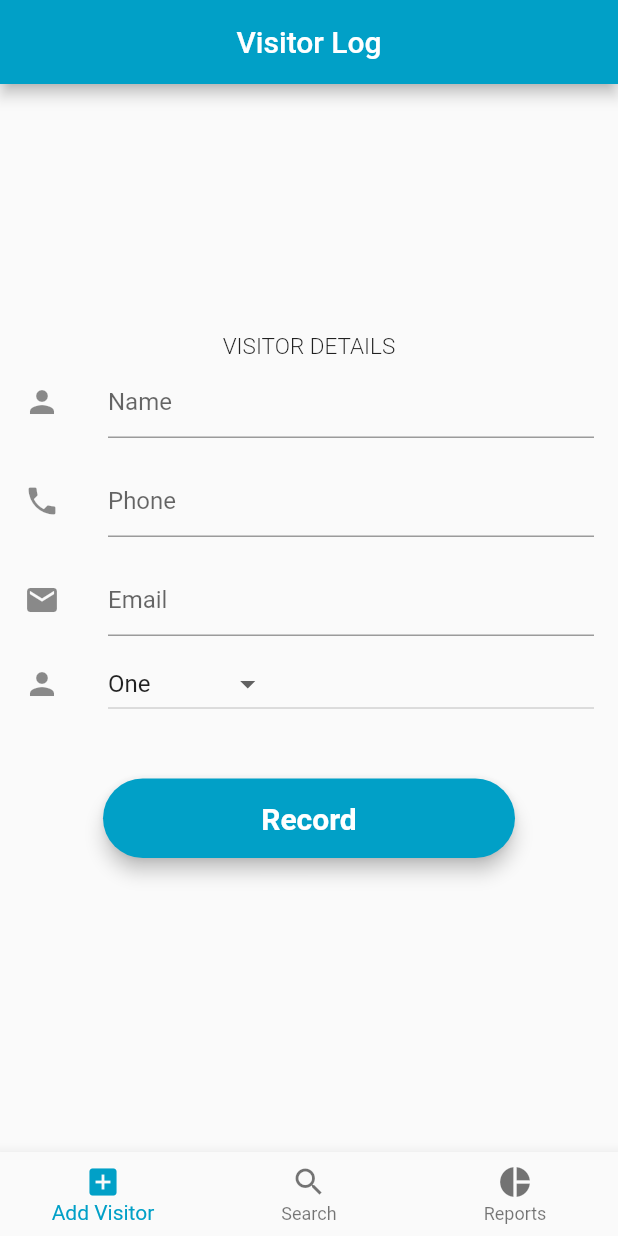
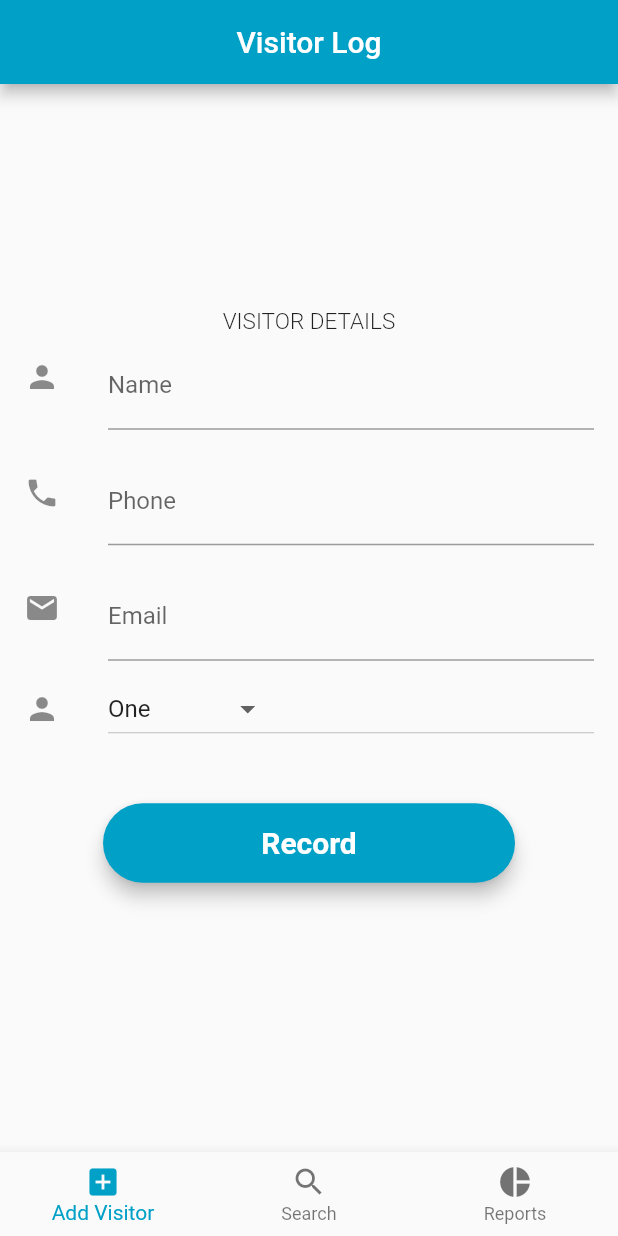
Before and after one commit to codemonsters00/vistor_log, a Flutter app: the screen it shows after launch, after a tap on "Login", on a phone screen of 412 x 824 dp. Run offline on Flutter 3.47's test engine with Material 2 defaults, Android fonts, the phone set to English and light mode, and no system bars; network calls fail; Roboto replaces fonts that are missing (Montserrat).

```diff
--- a/lib/main.dart
+++ b/lib/main.dart
@@ -1,4 +1,6 @@
 import 'package:flutter/material.dart';
+import 'package:provider/provider.dart';
+import 'package:vistor_log/services/pagebloc.dart';
 import 'pages/LoginPage.dart';
 
 void main() {
@@ -7,7 +9,8 @@ void main() {
 
 class MyApp extends StatelessWidget {
   Widget build(BuildContext context) {
-    return Container(
+    return ChangeNotifierProvider<PageState>(
+                builder: (BuildContext context) => PageState(),
         child: MaterialApp(
             theme: ThemeData(
               primarySwatch: Colors.blue,
--- /dev/null
+++ b/lib/models/vistor.dart
@@ -0,0 +1,26 @@
+class Visitor {
+   String name;
+   String phone;
+   String email;
+   String staffToSee;
+   bool seen;
+
+  Visitor({
+    this.name,
+    this.phone,
+    this.email,
+    this.staffToSee,
+    this.seen,
+  });
+
+  factory Visitor.fromJson(Map<String, dynamic> parsedJson) {
+    return Visitor(
+        name: parsedJson['name'],
+        phone: parsedJson['phone'],
+        email: parsedJson['email'],
+        staffToSee: parsedJson['staffToSee'],
+        seen: parsedJson['seen']
+        );
+
+  }
+}
--- a/lib/pages/AddVisitor.dart
+++ b/lib/pages/AddVisitor.dart
@@ -1,7 +1,5 @@
 import 'package:flutter/material.dart';
-
-import 'package:vistor_log/models/employees.dart';
-
+import 'package:vistor_log/models/vistor.dart';
 
 class AddVisitorPage extends StatefulWidget {
   @override
@@ -11,13 +9,64 @@ class AddVisitorPage extends StatefulWidget {
 }
 
 class AddVisitorPageState extends State<AddVisitorPage> {
-  Future<Employee> employee;
+  Visitor visitor;
+  GlobalKey<FormState> _key = GlobalKey();
   String dropdownValue = 'One';
   TextStyle style = TextStyle(fontFamily: 'Montserrat', fontSize: 20.0);
 
+  Widget _buildNumberTextField() {
+    return TextFormField(
+      keyboardType: TextInputType.number,
+      decoration: InputDecoration(labelText: 'Phone'),
+      validator: (String value) {
+        // if (value.trim().length <= 0) {
+        if (value.isEmpty ||
+            !RegExp(r'^(?:[1-9]\d*|0)?(?:\.\d+)?$').hasMatch(value)) {
+          return 'Price is required and should be a number.';
+        }
+      },
+      onSaved: (String value) {
 
+      },
+    );
+  }
 
+  Widget _buildNameTextField() {
+    return TextFormField(
+      decoration: InputDecoration(labelText: 'Name'),
+      validator: (String value) {
+        // if (value.trim().length <= 0) {
+        if (value.isEmpty || value.length < 5) {
+          return 'Name is required and should be 5+ characters long.';
+        }
+      },
+      onSaved: (String name) {
+        visitor.name= name;
+      },
+    );
+  }
 
+  Widget _buildEmailTextField() {
+    return TextFormField(
+      decoration: InputDecoration(labelText: 'Email'),
+      validator: (String value) {
+        // if (value.trim().length <= 0) {
+        if (value.isEmpty || !value.contains("@") || value.contains(".")) {
+          return 'Enter Valid Email.';
+        }
+      },
+      onSaved: (String value) {},
+    );
+  }
+
+  // void _submitForm() {
+  //   if (!_key.currentState.validate()) {
+  //     return;
+  //   }
+  //   _key.currentState.save();
+
+  //   Navigator.pushReplacementNamed(context, '/products');
+  // }
 
   Widget build(BuildContext context) {
     final loginButon = Material(
@@ -34,8 +83,10 @@ class AddVisitorPageState extends State<AddVisitorPage> {
                 color: Colors.white, fontWeight: FontWeight.bold)),
       ),
     );
-    return new Center(
+    return Center(
         child: SingleChildScrollView(
+      child: Form(
+        key: _key,
         child: Column(
           children: [
             SizedBox(
@@ -48,33 +99,22 @@ class AddVisitorPageState extends State<AddVisitorPage> {
             ),
             ListTile(
               leading: Icon(Icons.person),
-            title: TextField(
-              decoration: InputDecoration(hintText: "Name"),
-            ),
+              title: _buildNameTextField(),
             ),
             SizedBox(
               height: 10.0,
             ),
             ListTile(
-            leading: const Icon(Icons.phone),
-            title: new TextField(
-              decoration: new InputDecoration(
-                hintText: "Phone",
-              ),
-            ),
+              leading: Icon(Icons.phone),
+              title: _buildNumberTextField(),
             ),
             SizedBox(
               height: 10.0,
             ),
-          new ListTile(
+            ListTile(
                 leading: const Icon(Icons.email),
-            title: new TextField(
-              decoration: new InputDecoration(
-                hintText: "Email",
-              ),
-            ),
-          ),
-          new ListTile(
+                title: _buildEmailTextField()),
+            ListTile(
               leading: const Icon(Icons.person),
               title: DropdownButton<String>(
                   value: dropdownValue,
@@ -97,11 +137,11 @@ class AddVisitorPageState extends State<AddVisitorPage> {
             ),
             loginButon,
             SizedBox(
-
               height: 35.0,
             ),
           ],
         ),
+      ),
     ));
   }
 }
--- a/lib/pages/HomePage.dart
+++ b/lib/pages/HomePage.dart
@@ -1,11 +1,11 @@
 import 'package:flutter/material.dart';
 import 'package:provider/provider.dart';
-import 'package:vistor_log/models/employeebloc.dart';
+
 import 'package:vistor_log/searchDelegate.dart';
+import 'package:vistor_log/services/employeebloc.dart';
+import 'package:vistor_log/services/pagebloc.dart';
+import 'package:vistor_log/services/vistor.bloc.dart';
 
-import 'AddVisitor.dart';
-import 'ReportPage.dart';
-import 'SearchPage.dart';
 
 class HomePage extends StatefulWidget {
   @override
@@ -15,12 +15,13 @@ class HomePage extends StatefulWidget {
 }
 
 class HomePageState extends State<HomePage> {
-  int _selectedindex = 0;
-  Widget _title = Text("Visitor Log");
-  String searchbtn = "";
-  final _pageOptions = [AddVisitorPage(), SearchPage(), ReportPage()];
+  // int _selectedindex = 0;
+  // Widget _title = Text("Visitor Log");
+  // String searchbtn = "";
+  // final _pageOptions = [AddVisitorPage(), SearchPage(), ReportPage()];
   @override
   Widget build(BuildContext context) {
+    final appState = Provider.of<PageState>(context);
     return WillPopScope(
       onWillPop: () => Future.value(false),
       child: MaterialApp(
@@ -28,15 +29,21 @@ class HomePageState extends State<HomePage> {
           primaryColor: Color(0xff01A0C7),
           primarySwatch: Colors.blue,
         ),
-          home: ChangeNotifierProvider<EmployeeState>(
-            builder: (BuildContext context) => EmployeeState(),
+        home: MultiProvider(
+          providers: [
+            ChangeNotifierProvider<EmployeeState>(
+                builder: (BuildContext context) => EmployeeState()),
+            ChangeNotifierProvider<VisitorState>(
+                builder: (BuildContext context) => VisitorState())
+
+          ],
           child: Scaffold(
             appBar: AppBar(
               backgroundColor: Color(0xff01A0C7),
               centerTitle: true,
-                title: _title,
+              title: appState.title,
               actions: [
-                  searchbtn == "Search Visitor"
+                appState.searchbtn == "Search Visitor"
                     ? IconButton(
                         icon: Icon(Icons.search),
                         onPressed: () {
@@ -47,26 +54,27 @@ class HomePageState extends State<HomePage> {
                     : Container()
               ],
             ),
-              body: _pageOptions[_selectedindex],
+            body: appState.pageOptions[appState.selectedindex],
             bottomNavigationBar: BottomNavigationBar(
               selectedItemColor: Color(0xff01A0C7),
-                currentIndex: _selectedindex,
+              currentIndex: appState.selectedindex,
               onTap: (int index) {
-                  setState(() {
-                    _selectedindex = index;
-                    if (index == 1) {
-                      _title = Text("Search Visitor");
-                      searchbtn = "Search Visitor";
-                    }
-                    if (index == 2) {
-                      _title = Text("Visitors Report");
-                      searchbtn = "";
-                    }
-                    if (index == 0) {
-                      _title = Text("Visitor's Log");
-                      searchbtn = "";
-                    }
-                  });
+                appState.setIndex(index);
+                // setState(() {
+                //   _selectedindex = index;
+                //   if (index == 1) {
+                //     _title = Text("Search Visitor");
+                //     searchbtn = "Search Visitor";
+                //   }
+                //   if (index == 2) {
+                //     _title = Text("Visitors Report");
+                //     searchbtn = "";
+                //   }
+                //   if (index == 0) {
+                //     _title = Text("Visitor's Log");
+                //     searchbtn = "";
+                //   }
+                // });
               },
               items: [
                 BottomNavigationBarItem(
@@ -84,7 +92,8 @@ class HomePageState extends State<HomePage> {
               ],
             ),
           ),
-          )),
+        ),
+      ),
     );
   }
 }
--- a/lib/pages/LoginPage.dart
+++ b/lib/pages/LoginPage.dart
@@ -64,10 +64,10 @@ class LoginPageState extends State<LoginPage> {
                 children: <Widget>[
                   SizedBox(
                     height: 155.0,
-                    child: Image.asset(
-                      "assets/logo.png",
-                      fit: BoxFit.contain,
-                    ),
+                    // child: Image.asset(
+                    //   "assets/logo.png",
+                    //   fit: BoxFit.contain,
+                    // ),
                   ),
                   SizedBox(height: 15.0),
                   emailField,
--- /dev/null
+++ b/lib/services/pagebloc.dart
@@ -0,0 +1,35 @@
+import 'package:flutter/foundation.dart';
+import 'package:flutter/material.dart';
+import 'package:vistor_log/pages/AddVisitor.dart';
+import 'package:vistor_log/pages/ReportPage.dart';
+import 'package:vistor_log/pages/SearchPage.dart';
+
+class PageState extends ChangeNotifier {
+  int _selectedindex = 0;
+  final _pageOptions = [AddVisitorPage(), SearchPage(), ReportPage()];
+  Widget _title = Text("Visitor Log");
+  String searchbtn = "";
+
+  int get selectedindex => _selectedindex;
+  Widget get title => _title;
+
+  List<Widget> get pageOptions => _pageOptions;
+
+  void setIndex(int index) {
+    _selectedindex = index;
+
+    if (index == 1) {
+      _title = Text("Search Visitor");
+      searchbtn = "Search Visitor";
+    }
+    if (index == 2) {
+      _title = Text("Visitors Report");
+      searchbtn = "";
+    }
+    if (index == 0) {
+      _title = Text("Visitor's Log");
+      searchbtn = "";
+    }
+    notifyListeners();
+  }
+}
```
Also changed, not shown: lib/pages/ReportPage.dart (+9 -4 lines), lib/searchDelegate.dart (+10 -10 lines), lib/services/vistor.bloc.dart (added, +17 -0 lines), lib/services/employeebloc.dart (renamed from lib/models/employeebloc.dart). Lines whose indentation alone changed are shown as unchanged.
